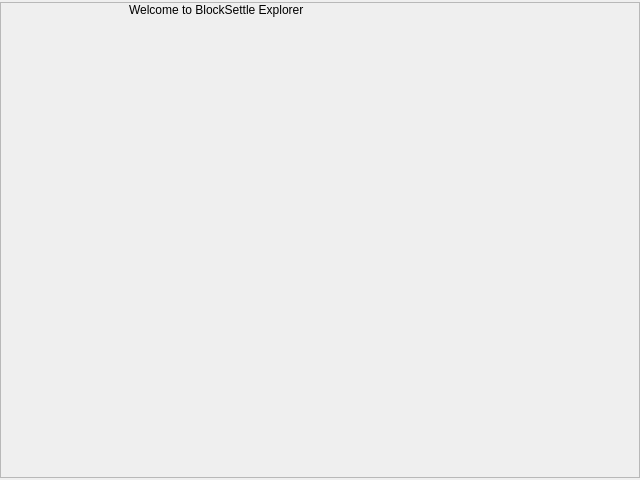
The window that BlockSettleUILib/BlockDetailsWidget.ui (BlockSettle/terminal) describes before a commit, drawn with Qt 5.
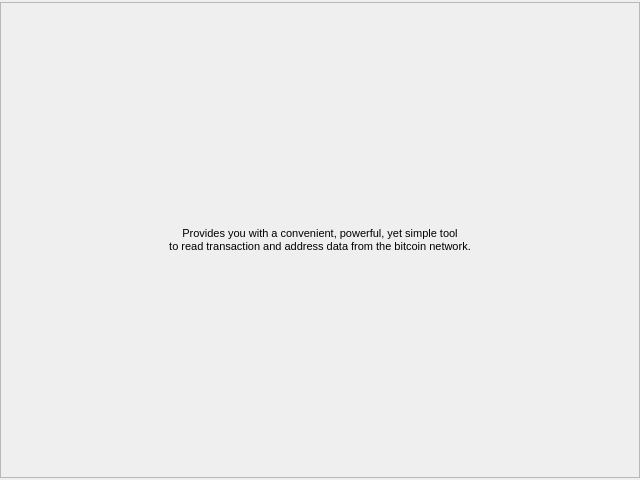
The same window after the commit.

Commit message: Added CustomLabel class which implement right click copy to clipboard. Added it to AddressDetailsWidget and TransactionDetailsWidget value labels. AddressDetailsWidget now has a function called loadTransactions() which shows how to populate the transactions tree. TransactionDetailsWidget now has a function called loadInputs() which shows how to populate the Inputs tree with both top level and child items. Improved the landing page in BlockDetailsWidget. Label values in AddressDetailsWidget and TransactionDetailsWidget are now white.

Patch:
```diff
--- a/BlockSettleUILib/BlockDetailsWidget.ui
+++ b/BlockSettleUILib/BlockDetailsWidget.ui
@@ -40,7 +40,7 @@
      <property name="darkFrame" stdset="0">
       <bool>true</bool>
      </property>
-     <layout class="QVBoxLayout" name="verticalLayout">
+     <layout class="QVBoxLayout" name="verticalLayout" stretch="0,0,8,0,0">
       <property name="spacing">
        <number>0</number>
       </property>
@@ -57,34 +57,91 @@
        <number>0</number>
       </property>
       <item>
-       <layout class="QHBoxLayout" name="horizontalLayout" stretch="2,8">
+       <spacer name="verticalSpacer_2">
+        <property name="orientation">
+         <enum>Qt::Vertical</enum>
+        </property>
+        <property name="sizeType">
+         <enum>QSizePolicy::Expanding</enum>
+        </property>
+        <property name="sizeHint" stdset="0">
+         <size>
+          <width>20</width>
+          <height>40</height>
+         </size>
+        </property>
+       </spacer>
+      </item>
         <item>
          <widget class="QLabel" name="icon">
+        <property name="minimumSize">
+         <size>
+          <width>0</width>
+          <height>80</height>
+         </size>
+        </property>
           <property name="text">
            <string/>
           </property>
           <property name="scaledContents">
            <bool>false</bool>
           </property>
+        <property name="alignment">
+         <set>Qt::AlignCenter</set>
+        </property>
          </widget>
         </item>
         <item>
          <widget class="QLabel" name="label">
+        <property name="maximumSize">
+         <size>
+          <width>16777215</width>
+          <height>50</height>
+         </size>
+        </property>
+        <property name="font">
+         <font>
+          <pointsize>8</pointsize>
+         </font>
+        </property>
           <property name="text">
-           <string>Welcome to BlockSettle Explorer</string>
+         <string>&lt;html&gt;&lt;head/&gt;&lt;body&gt;&lt;p&gt;Provides you with a convenient, powerful, yet simple tool&lt;br&gt; to read transaction and address data from the bitcoin network.&lt;/p&gt;&lt;/body&gt;&lt;/html&gt;</string>
           </property>
           <property name="alignment">
-           <set>Qt::AlignLeading|Qt::AlignLeft|Qt::AlignVCenter</set>
+         <set>Qt::AlignCenter</set>
+        </property>
+        <property name="wordWrap">
+         <bool>true</bool>
+        </property>
+        <property name="margin">
+         <number>0</number>
+        </property>
+        <property name="h1" stdset="0">
+         <bool>true</bool>
           </property>
          </widget>
         </item>
-       </layout>
+      <item>
+       <widget class="QLabel" name="label_2">
+        <property name="minimumSize">
+         <size>
+          <width>0</width>
+          <height>80</height>
+         </size>
+        </property>
+        <property name="text">
+         <string/>
+        </property>
+       </widget>
       </item>
       <item>
        <spacer name="verticalSpacer">
         <property name="orientation">
          <enum>Qt::Vertical</enum>
         </property>
+        <property name="sizeType">
+         <enum>QSizePolicy::Expanding</enum>
+        </property>
         <property name="sizeHint" stdset="0">
          <size>
           <width>20</width>
```
Lines whose indentation alone changed are shown as unchanged. The commit also changes 12 other files.
